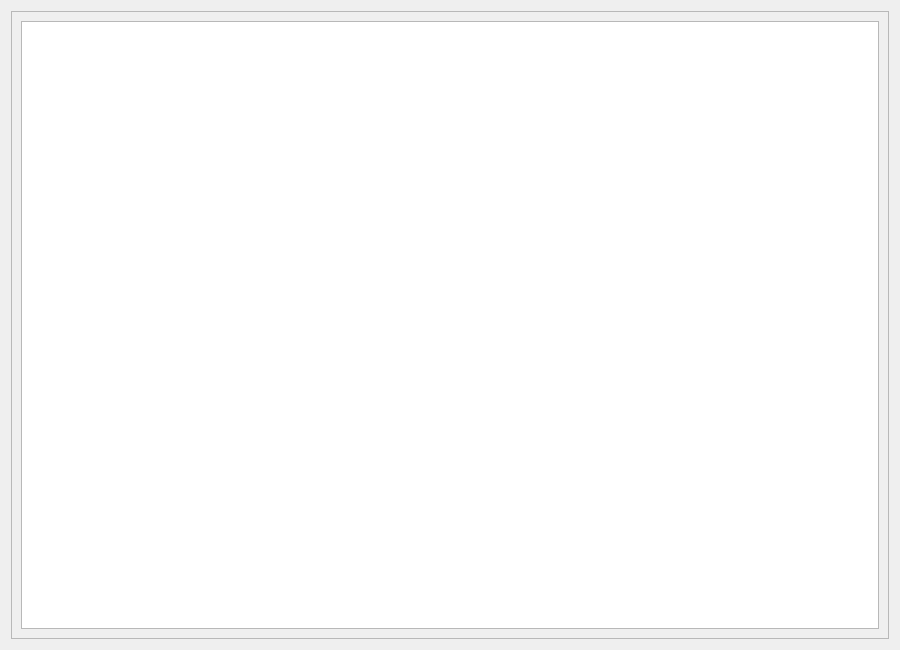
The window that LDMP/gui/DlgTimelinePeriodGraph.ui (ConservationInternational/trends.earth) describes before a commit, drawn with Qt 5.
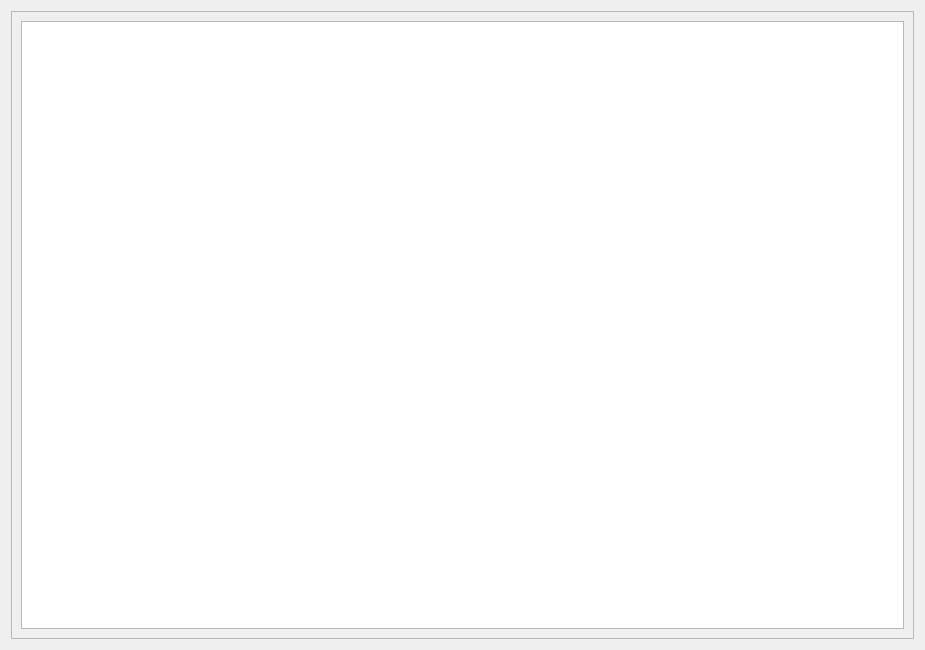
The same window after the commit.

Diff of the .ui file:
```diff
--- a/LDMP/gui/DlgTimelinePeriodGraph.ui
+++ b/LDMP/gui/DlgTimelinePeriodGraph.ui
@@ -6,7 +6,7 @@
    <rect>
     <x>0</x>
     <y>0</y>
-    <width>900</width>
+    <width>925</width>
     <height>650</height>
    </rect>
   </property>
@@ -28,6 +28,9 @@
        <verstretch>1</verstretch>
       </sizepolicy>
      </property>
+     <property name="horizontalScrollBarPolicy">
+      <enum>Qt::ScrollBarAsNeeded</enum>
+     </property>
      <property name="widgetResizable">
       <bool>true</bool>
      </property>
@@ -49,6 +52,12 @@
            <verstretch>0</verstretch>
           </sizepolicy>
          </property>
+         <property name="horizontalScrollBarPolicy">
+          <enum>Qt::ScrollBarAsNeeded</enum>
+         </property>
+         <property name="verticalScrollBarPolicy">
+          <enum>Qt::ScrollBarAsNeeded</enum>
+         </property>
          <property name="alignment">
           <set>Qt::AlignLeading|Qt::AlignLeft|Qt::AlignTop</set>
          </property>
```
